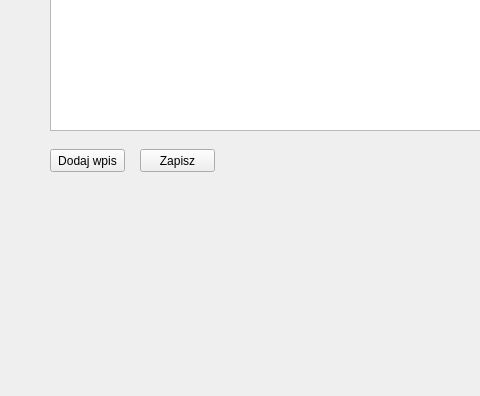
The window that Kontrahent/kontrahentinfo.ui (Astropl/OptiBase) describes before a commit, drawn with Qt 5; both pictures show x 0 to 480 and y 381 to 777 of the 984 by 777 pixel window.
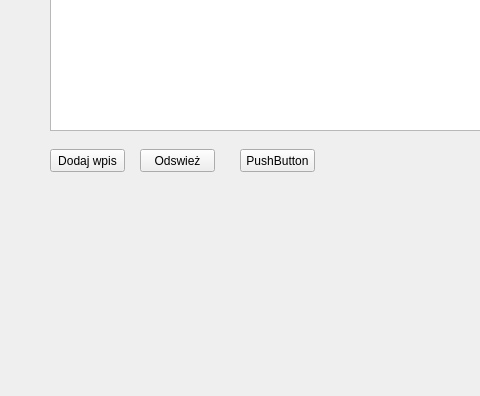
The same window after the commit.

```diff
--- a/Kontrahent/kontrahentinfo.ui
+++ b/Kontrahent/kontrahentinfo.ui
@@ -906,7 +906,7 @@
      </rect>
     </property>
     <property name="text">
-     <string>Zapisz</string>
+     <string>Odswież</string>
     </property>
    </widget>
    <widget class="QScrollArea" name="scrollArea_8">
@@ -1025,6 +1025,19 @@
      <string>Dodaj wpis</string>
     </property>
    </widget>
+   <widget class="QPushButton" name="pushButton_4">
+    <property name="geometry">
+     <rect>
+      <x>240</x>
+      <y>530</y>
+      <width>75</width>
+      <height>23</height>
+     </rect>
+    </property>
+    <property name="text">
+     <string>PushButton</string>
+    </property>
+   </widget>
    <zorder>groupBox_2</zorder>
    <zorder>groupBox</zorder>
    <zorder>pushButton</zorder>
```
Left out of the diff: 1 changed line with no effect on the pictures.
